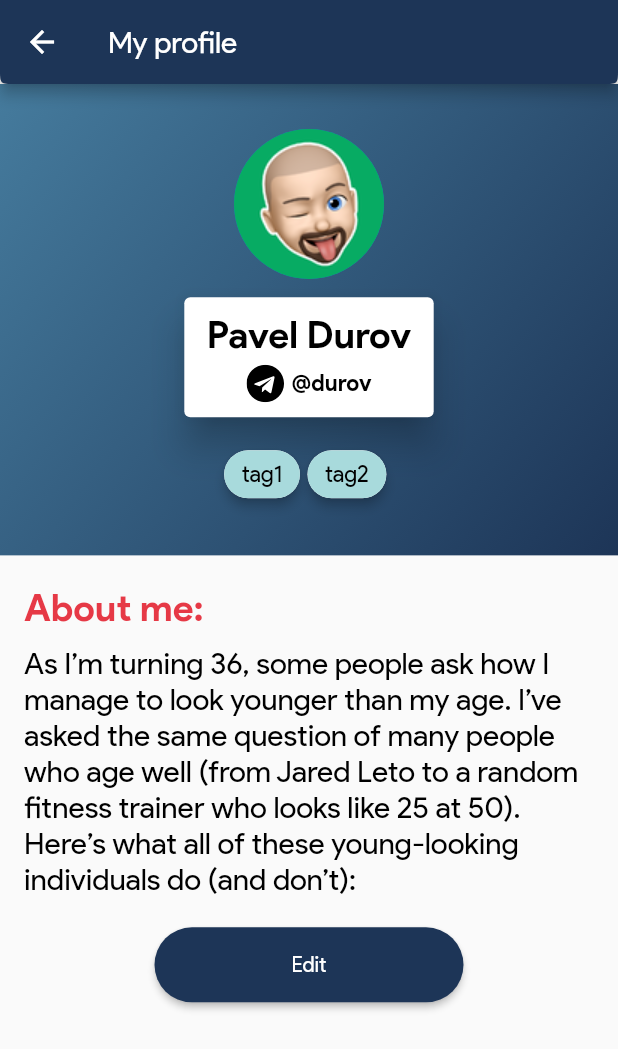
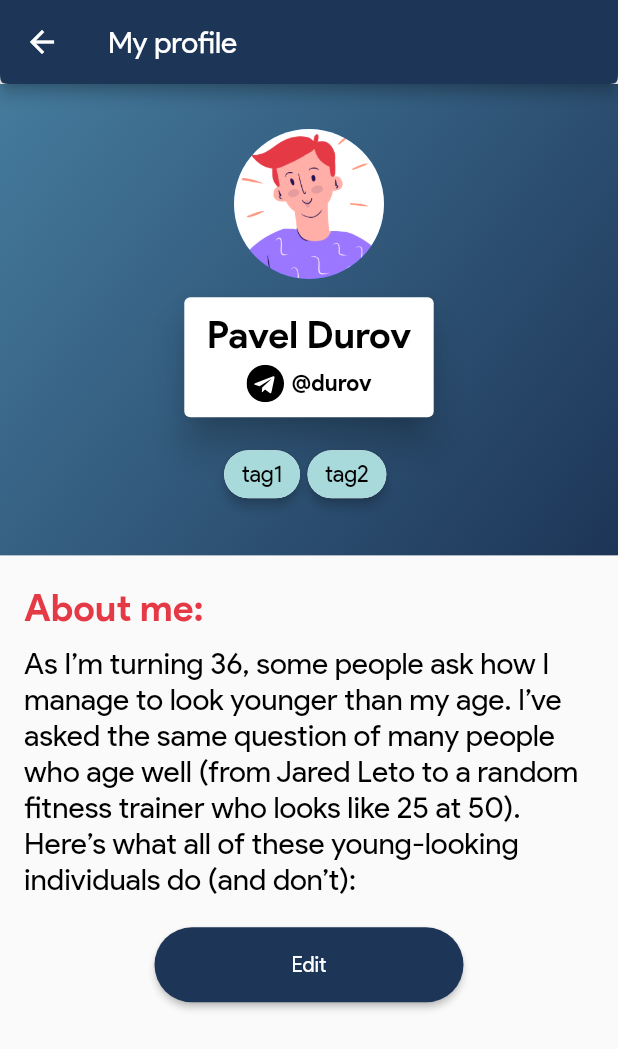
Before and after one commit to tsaplyadmitriy/FSESocialHabitApp, a Flutter app: the ProfileScreen screen opened directly, on a phone screen of 412 x 824 dp. Shown: the top 1049 px of the screen. Run offline on Flutter 3.47's test engine with Material 2 defaults, Android fonts, the phone set to English and light mode, and no system bars; our stand-ins replace flutter_svg, marquee, percent_indicator.

Commit message:
new pictures

```diff
--- a/mobile/lib/components/group_card.dart
+++ b/mobile/lib/components/group_card.dart
@@ -140,7 +140,7 @@ class AvatarRound extends StatelessWidget {
       child: ClipRRect(
         borderRadius: BorderRadius.circular(300.0),
         child: Image.asset(
-          "assets/images/avatar.png",
+          "assets/images/female_avatar.png",
           width: size.width * 0.07,
           //alignment: Alignment.centerRight,
         ),
--- a/mobile/lib/components/my_sliver.dart
+++ b/mobile/lib/components/my_sliver.dart
@@ -24,7 +24,7 @@ class MySliverAppBar extends StatelessWidget {
       stretch: true,
       backgroundColor:
           darkModeOn ? Constants.kSecondaryColor : Constants.kPrimaryLightColor,
-      expandedHeight: 200.0,
+      expandedHeight: 180.0,
       flexibleSpace: FlexibleSpaceBar(
         stretchModes: <StretchMode>[
           StretchMode.zoomBackground,
@@ -38,7 +38,7 @@ class MySliverAppBar extends StatelessWidget {
         background: Stack(
           fit: StackFit.expand,
           children: [
-            Image.asset(imagePath, fit: BoxFit.fitWidth),
+            Image.asset(imagePath, fit: BoxFit.fitHeight),
             const DecoratedBox(
               decoration: BoxDecoration(
                 gradient: LinearGradient(
--- a/mobile/lib/screens/findgroup/findgroup.dart
+++ b/mobile/lib/screens/findgroup/findgroup.dart
@@ -46,7 +46,7 @@ class _FindGroupScreen extends State<FindGroupScreen> {
         MySliverAppBar(
           darkModeOn: darkModeOn,
           text: "Find groups",
-          imagePath: "assets/images/inno_campus.png",
+          imagePath: "assets/images/group_pic.png",
         ),
         SliverList(
           delegate: SliverChildListDelegate(testList.map((Group group) {
--- a/mobile/lib/screens/mygroups/my_group_page.dart
+++ b/mobile/lib/screens/mygroups/my_group_page.dart
@@ -74,8 +74,7 @@ class _MyGroupPageState extends State<MyGroupPage> {
                         mainAxisAlignment: MainAxisAlignment.spaceAround,
                         children: [
                           CircleAvatar(
-                            backgroundImage:
-                                AssetImage("assets/images/avatar.png"),
+                            backgroundImage: AssetImage("assets/images/male_"),
                             radius: size.width * 0.15,
                           ),
                           Column(
--- a/mobile/lib/screens/mygroups/mygroups.dart
+++ b/mobile/lib/screens/mygroups/mygroups.dart
@@ -51,7 +51,7 @@ class _MyGroupsScreen extends State<MyGroupsScreen> {
         MySliverAppBar(
           darkModeOn: darkModeOn,
           text: "My groups",
-          imagePath: "assets/images/inno_campus.png",
+          imagePath: "assets/images/group_pic.png",
         ),
         SliverList(
           delegate: SliverChildListDelegate(testList.map((Group group) {
--- a/mobile/lib/screens/profile/profile.dart
+++ b/mobile/lib/screens/profile/profile.dart
@@ -36,6 +36,7 @@ ProfileData profile = new ProfileData.withtags(
 class _ProfileScreen extends State<ProfileScreen> {
   @override
   Widget build(BuildContext context) {
+    bool male = true;
     Size size = MediaQuery.of(context).size; // h and w of
     return Scaffold(
       appBar: AppBar(
@@ -64,7 +65,9 @@ class _ProfileScreen extends State<ProfileScreen> {
                   //alignment: WrapAlignment.spaceEvenly,
                   children: <Widget>[
                     CircleAvatar(
-                      backgroundImage: AssetImage("assets/images/avatar.png"),
+                      backgroundImage: male
+                          ? AssetImage("assets/images/male_avatar.png")
+                          : AssetImage("assets/images/female_avatar.png"),
                       radius: 50.0,
                     ),
                     SizedBox(height: size.height * 0.01),
```
Also changed, not shown: mobile/assets/images/female_avatar.png (added), mobile/assets/images/group_pic.png (added), mobile/assets/images/male_avatar.png (added).
